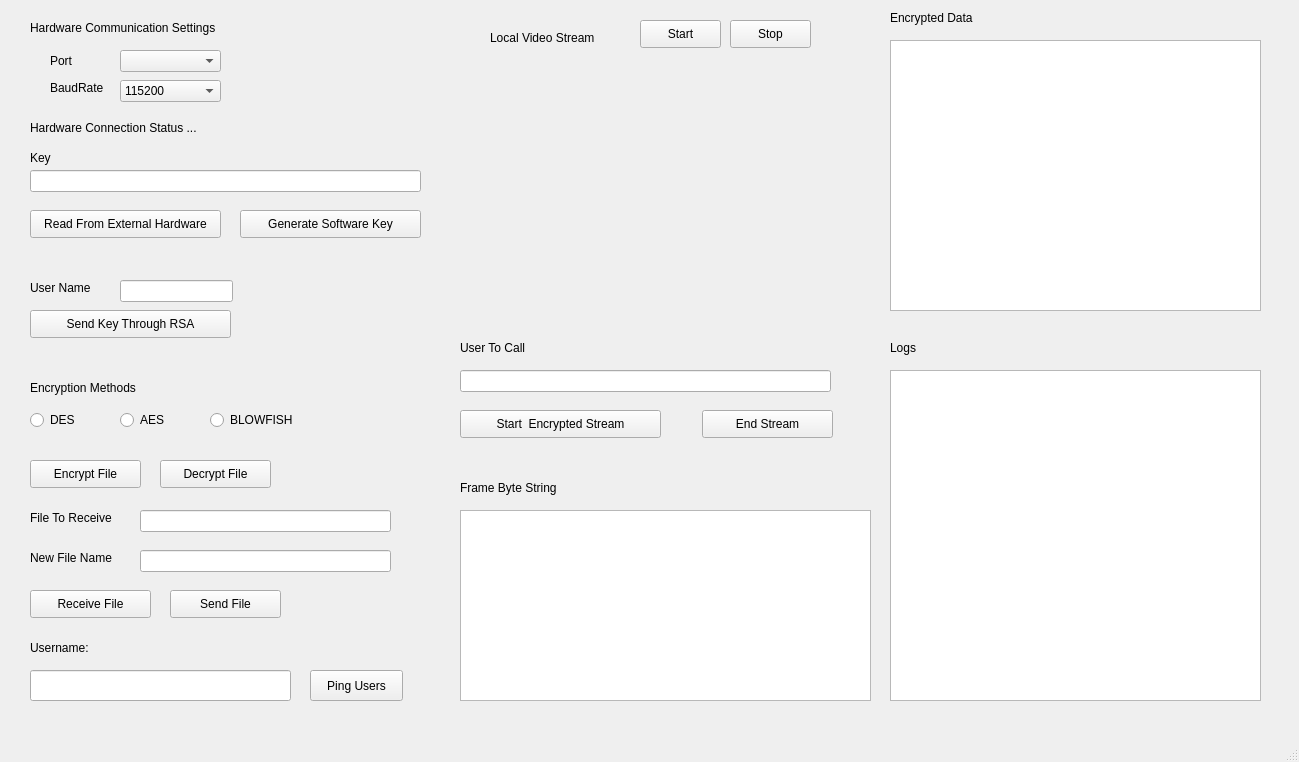
First picture: the form in EncryptionServer/UI.ui, repository rahuljain1310/ChatApp, before the edit.
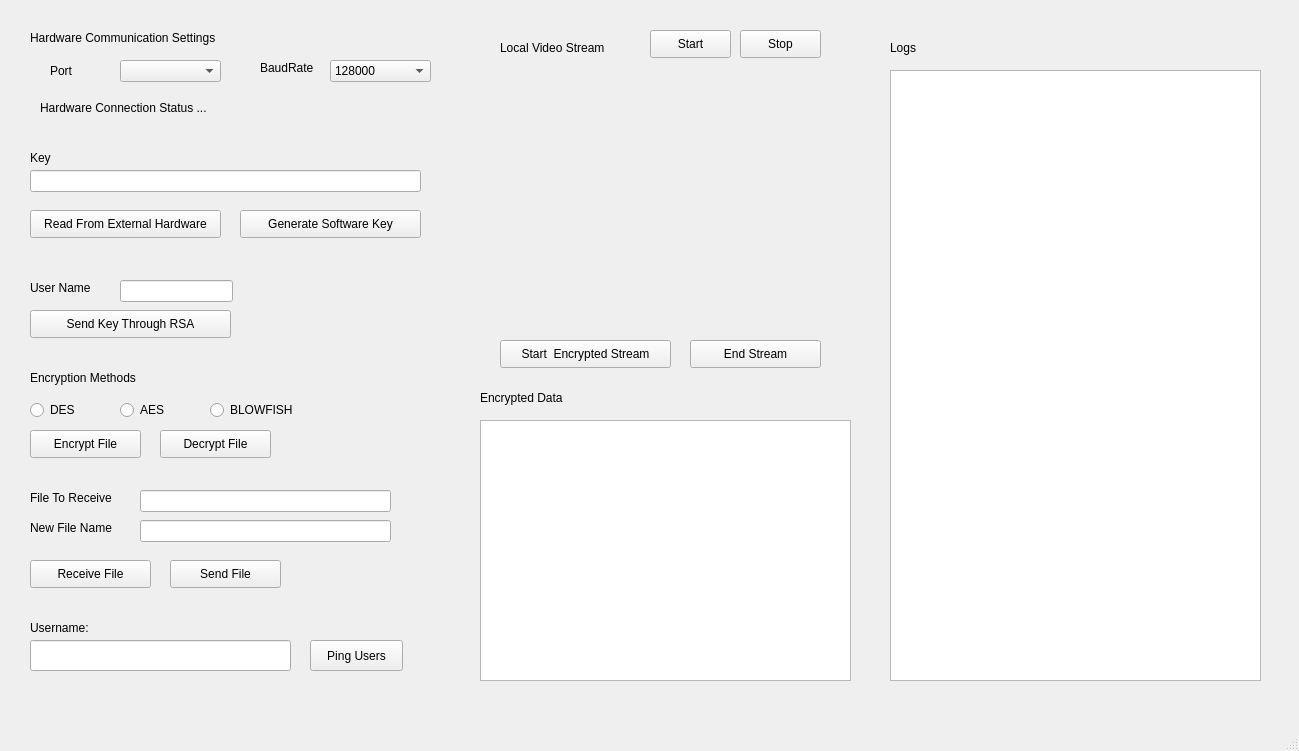
Second picture: the form after the edit. Icons and pictures are not drawn.

Diff of the .ui file:
```diff
--- a/EncryptionServer/UI.ui
+++ b/EncryptionServer/UI.ui
@@ -7,7 +7,7 @@
     <x>0</x>
     <y>0</y>
     <width>1299</width>
-    <height>762</height>
+    <height>751</height>
    </rect>
   </property>
   <property name="windowTitle">
@@ -21,7 +21,7 @@
     <property name="geometry">
      <rect>
       <x>30</x>
-      <y>380</y>
+      <y>370</y>
       <width>121</width>
       <height>16</height>
      </rect>
@@ -34,7 +34,7 @@
     <property name="geometry">
      <rect>
       <x>60</x>
-      <y>400</y>
+      <y>390</y>
       <width>55</width>
       <height>16</height>
      </rect>
@@ -47,7 +47,7 @@
     <property name="geometry">
      <rect>
       <x>30</x>
-      <y>460</y>
+      <y>430</y>
       <width>111</width>
       <height>28</height>
      </rect>
@@ -60,7 +60,7 @@
     <property name="geometry">
      <rect>
       <x>120</x>
-      <y>410</y>
+      <y>400</y>
       <width>51</width>
       <height>20</height>
      </rect>
@@ -79,7 +79,7 @@
     <property name="geometry">
      <rect>
       <x>30</x>
-      <y>410</y>
+      <y>400</y>
       <width>51</width>
       <height>20</height>
      </rect>
@@ -92,7 +92,7 @@
     <property name="geometry">
      <rect>
       <x>890</x>
-      <y>340</y>
+      <y>40</y>
       <width>55</width>
       <height>16</height>
      </rect>
@@ -105,7 +105,7 @@
     <property name="geometry">
      <rect>
       <x>170</x>
-      <y>590</y>
+      <y>560</y>
       <width>111</width>
       <height>28</height>
      </rect>
@@ -118,7 +118,7 @@
     <property name="geometry">
      <rect>
       <x>210</x>
-      <y>410</y>
+      <y>400</y>
       <width>95</width>
       <height>20</height>
      </rect>
@@ -140,8 +140,8 @@
    <widget class="QLabel" name="label_4">
     <property name="geometry">
      <rect>
-      <x>490</x>
-      <y>30</y>
+      <x>500</x>
+      <y>40</y>
       <width>121</width>
       <height>16</height>
      </rect>
@@ -179,8 +179,8 @@
    <widget class="QLabel" name="label_6">
     <property name="geometry">
      <rect>
-      <x>890</x>
-      <y>10</y>
+      <x>480</x>
+      <y>390</y>
       <width>101</width>
       <height>16</height>
      </rect>
@@ -192,10 +192,10 @@
    <widget class="QTextBrowser" name="EncryptedText">
     <property name="geometry">
      <rect>
-      <x>890</x>
-      <y>40</y>
+      <x>480</x>
+      <y>420</y>
       <width>371</width>
-      <height>271</height>
+      <height>261</height>
      </rect>
     </property>
    </widget>
@@ -203,7 +203,7 @@
     <property name="geometry">
      <rect>
       <x>30</x>
-      <y>670</y>
+      <y>640</y>
       <width>261</width>
       <height>31</height>
      </rect>
@@ -219,7 +219,7 @@
     <property name="geometry">
      <rect>
       <x>30</x>
-      <y>640</y>
+      <y>620</y>
       <width>71</width>
       <height>16</height>
      </rect>
@@ -232,7 +232,7 @@
     <property name="geometry">
      <rect>
       <x>310</x>
-      <y>670</y>
+      <y>640</y>
       <width>93</width>
       <height>31</height>
      </rect>
@@ -245,9 +245,9 @@
     <property name="geometry">
      <rect>
       <x>890</x>
-      <y>370</y>
+      <y>70</y>
       <width>371</width>
-      <height>331</height>
+      <height>611</height>
      </rect>
     </property>
    </widget>
@@ -255,7 +255,7 @@
     <property name="geometry">
      <rect>
       <x>160</x>
-      <y>460</y>
+      <y>430</y>
       <width>111</width>
       <height>28</height>
      </rect>
@@ -268,7 +268,7 @@
     <property name="geometry">
      <rect>
       <x>30</x>
-      <y>590</y>
+      <y>560</y>
       <width>121</width>
       <height>28</height>
      </rect>
@@ -281,7 +281,7 @@
     <property name="geometry">
      <rect>
       <x>140</x>
-      <y>510</y>
+      <y>490</y>
       <width>251</width>
       <height>22</height>
      </rect>
@@ -291,7 +291,7 @@
     <property name="geometry">
      <rect>
       <x>30</x>
-      <y>510</y>
+      <y>490</y>
       <width>91</width>
       <height>16</height>
      </rect>
@@ -304,7 +304,7 @@
     <property name="geometry">
      <rect>
       <x>140</x>
-      <y>550</y>
+      <y>520</y>
       <width>251</width>
       <height>22</height>
      </rect>
@@ -314,7 +314,7 @@
     <property name="geometry">
      <rect>
       <x>30</x>
-      <y>550</y>
+      <y>520</y>
       <width>91</width>
       <height>16</height>
      </rect>
@@ -326,7 +326,7 @@
    <widget class="QLabel" name="LocalVideoStream">
     <property name="geometry">
      <rect>
-      <x>490</x>
+      <x>500</x>
       <y>70</y>
       <width>320</width>
       <height>240</height>
@@ -342,35 +342,12 @@
      <bool>true</bool>
     </property>
    </widget>
-   <widget class="QTextBrowser" name="EncryptedFrame">
-    <property name="geometry">
-     <rect>
-      <x>460</x>
-      <y>510</y>
-      <width>411</width>
-      <height>191</height>
-     </rect>
-    </property>
-   </widget>
-   <widget class="QLabel" name="label_11">
-    <property name="geometry">
-     <rect>
-      <x>460</x>
-      <y>480</y>
-      <width>111</width>
-      <height>16</height>
-     </rect>
-    </property>
-    <property name="text">
-     <string>Frame Byte String</string>
-    </property>
-   </widget>
    <widget class="QPushButton" name="SendStream">
     <property name="geometry">
      <rect>
-      <x>460</x>
-      <y>410</y>
-      <width>201</width>
+      <x>500</x>
+      <y>340</y>
+      <width>171</width>
       <height>28</height>
      </rect>
     </property>
@@ -378,34 +355,11 @@
      <string>Start  Encrypted Stream</string>
     </property>
    </widget>
-   <widget class="QLineEdit" name="lineEdit_2">
-    <property name="geometry">
-     <rect>
-      <x>460</x>
-      <y>370</y>
-      <width>371</width>
-      <height>22</height>
-     </rect>
-    </property>
-   </widget>
-   <widget class="QLabel" name="label_12">
-    <property name="geometry">
-     <rect>
-      <x>460</x>
-      <y>340</y>
-      <width>81</width>
-      <height>16</height>
-     </rect>
-    </property>
-    <property name="text">
-     <string>User To Call</string>
-    </property>
-   </widget>
    <widget class="QPushButton" name="EndStream">
     <property name="geometry">
      <rect>
-      <x>702</x>
-      <y>410</y>
+      <x>690</x>
+      <y>340</y>
       <width>131</width>
       <height>28</height>
      </rect>
@@ -417,8 +371,8 @@
    <widget class="QPushButton" name="StopLocalStream">
     <property name="geometry">
      <rect>
-      <x>730</x>
-      <y>20</y>
+      <x>740</x>
+      <y>30</y>
       <width>81</width>
       <height>28</height>
      </rect>
@@ -430,8 +384,8 @@
    <widget class="QPushButton" name="StartLocalStream">
     <property name="geometry">
      <rect>
-      <x>640</x>
-      <y>20</y>
+      <x>650</x>
+      <y>30</y>
       <width>81</width>
       <height>28</height>
      </rect>
@@ -457,7 +411,7 @@
     <property name="geometry">
      <rect>
       <x>120</x>
-      <y>50</y>
+      <y>60</y>
       <width>101</width>
       <height>22</height>
      </rect>
@@ -466,8 +420,8 @@
    <widget class="QLabel" name="HardWareStatus">
     <property name="geometry">
      <rect>
-      <x>30</x>
-      <y>120</y>
+      <x>40</x>
+      <y>100</y>
       <width>231</width>
       <height>16</height>
      </rect>
@@ -480,7 +434,7 @@
     <property name="geometry">
      <rect>
       <x>30</x>
-      <y>20</y>
+      <y>30</y>
       <width>251</width>
       <height>16</height>
      </rect>
@@ -492,14 +446,17 @@
    <widget class="QComboBox" name="BaudRateCombo">
     <property name="geometry">
      <rect>
-      <x>120</x>
-      <y>80</y>
+      <x>330</x>
+      <y>60</y>
       <width>101</width>
       <height>22</height>
      </rect>
     </property>
+    <property name="currentText">
+     <string>128000</string>
+    </property>
     <property name="currentIndex">
-     <number>4</number>
+     <number>5</number>
     </property>
     <item>
      <property name="text">
@@ -536,7 +493,7 @@
     <property name="geometry">
      <rect>
       <x>50</x>
-      <y>50</y>
+      <y>60</y>
       <width>55</width>
       <height>21</height>
      </rect>
@@ -548,8 +505,8 @@
    <widget class="QLabel" name="label_15">
     <property name="geometry">
      <rect>
-      <x>50</x>
-      <y>80</y>
+      <x>260</x>
+      <y>60</y>
       <width>55</width>
       <height>16</height>
      </rect>
```
